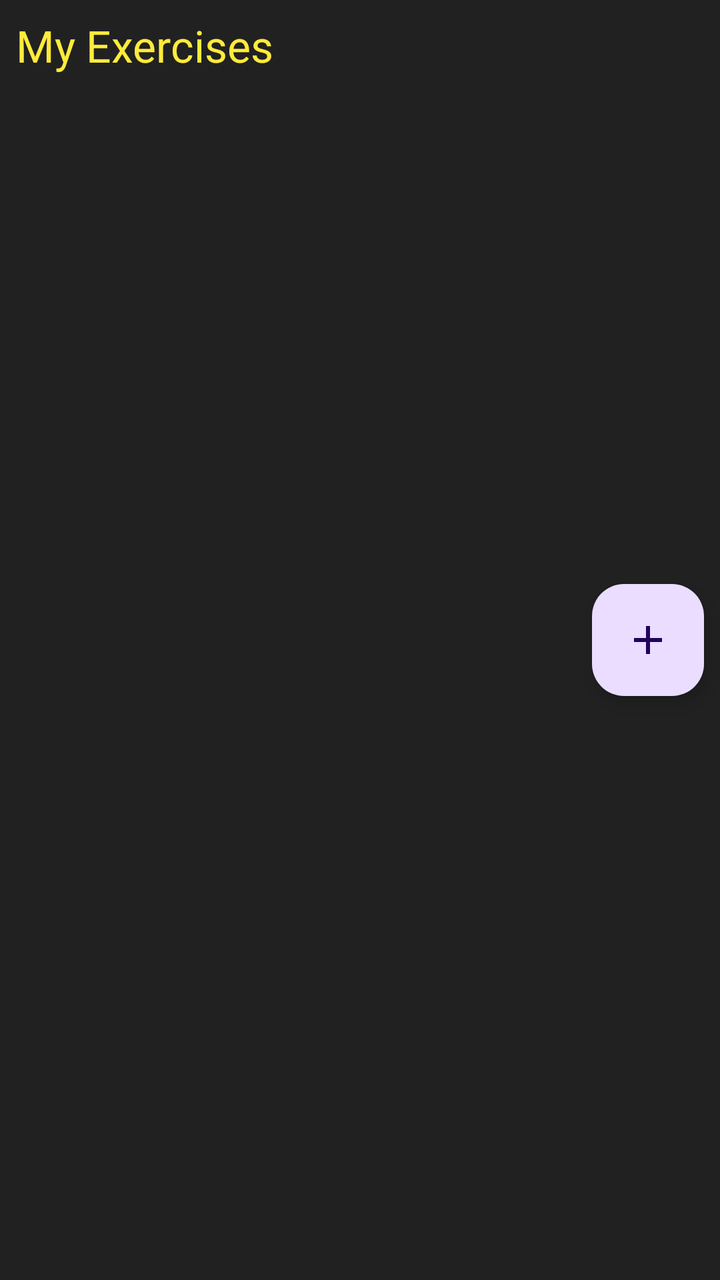
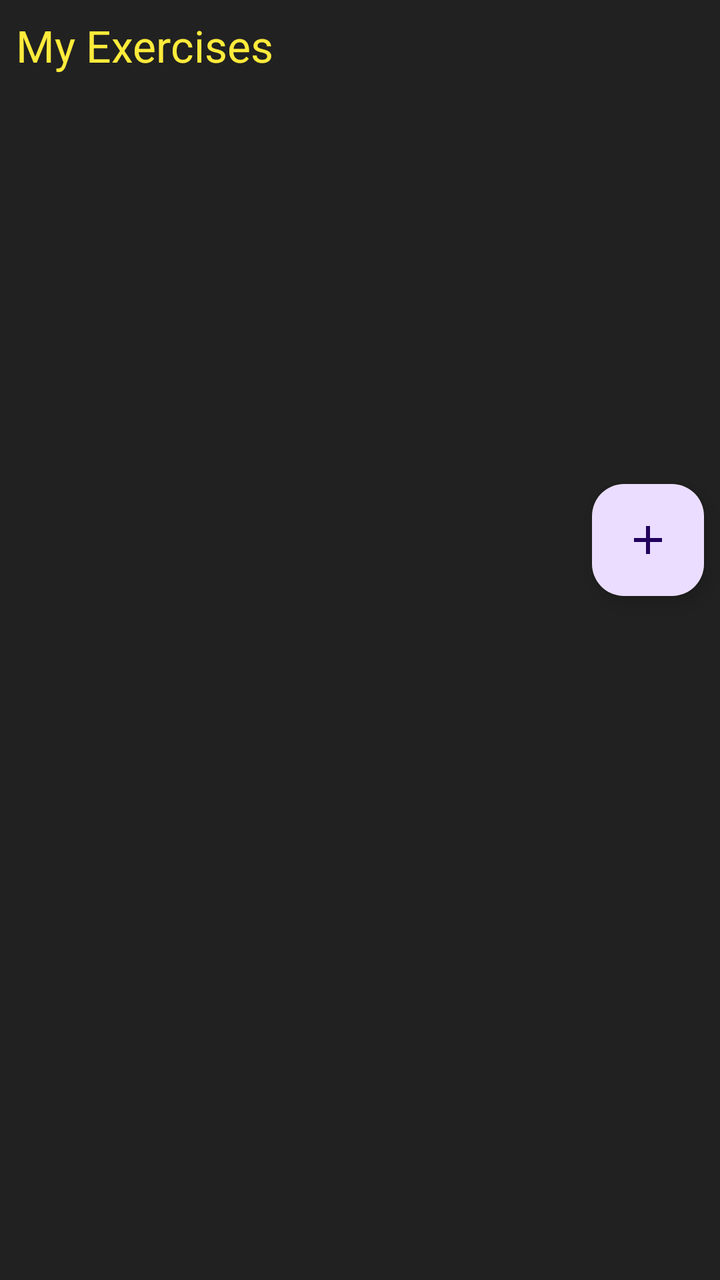

The first picture is an Android layout as it rendered before a commit; the second is the same layout after the commit. The layout source and the unified diff follow.
<!-- AndroidManifest.xml: application theme Theme.MyFit -->
<!-- res/layout/fragment_exercise.xml -->
<?xml version="1.0" encoding="utf-8"?>
<androidx.constraintlayout.widget.ConstraintLayout
    xmlns:android="http://schemas.android.com/apk/res/android"
    xmlns:tools="http://schemas.android.com/tools"
    android:layout_width="match_parent"
    android:layout_height="match_parent"
    xmlns:app="http://schemas.android.com/apk/res-auto"
    tools:context=".ui.exercise.ExerciseFragment">


    <TextView
        android:id="@+id/exerciseTitle"
        android:layout_width="0dp"
        android:layout_height="wrap_content"
        android:text="@string/my_exercises"
        android:textSize="@dimen/text_size_h1"
        android:textColor="@color/yellowAccent"
        android:padding="@dimen/card_margin"
        app:layout_constraintTop_toTopOf="parent"
        app:layout_constraintStart_toStartOf="parent"
        app:layout_constraintEnd_toEndOf="parent"/>

    <androidx.recyclerview.widget.RecyclerView
        android:id="@+id/exerciseRecycler"
        android:layout_width="0dp"
        android:layout_height="0dp"
        android:paddingBottom="@dimen/fragment_padding"
        app:layout_constraintBottom_toBottomOf="parent"
        app:layout_constraintEnd_toEndOf="parent"
        app:layout_constraintStart_toStartOf="parent"
        app:layout_constraintTop_toBottomOf="@id/exerciseTitle" />

    <com.google.android.material.floatingactionbutton.FloatingActionButton
        android:id="@+id/addExerciseFab"
        android:layout_width="wrap_content"
        android:layout_height="wrap_content"
        android:contentDescription="@string/add_exercise"
        android:src="@drawable/add_icon"
        app:layout_constraintBottom_toBottomOf="parent"
        app:layout_constraintTop_toTopOf="parent"
        app:layout_constraintEnd_toEndOf="parent"
        android:layout_margin="@dimen/card_margin"/>



</androidx.constraintlayout.widget.ConstraintLayout>
<!-- resources referenced by this layout -->
<resources>
  <color name="yellowAccent">#FFEB3B</color>
  <dimen name="card_margin">8dp</dimen>
  <dimen name="fragment_padding">16dp</dimen>
  <dimen name="text_size_h1">22sp</dimen>
  <!-- drawable add_icon (drawable) -->
  <vector xmlns:android="http://schemas.android.com/apk/res/android"
      android:width="24dp"
      android:height="24dp"
      android:viewportWidth="960"
      android:viewportHeight="960">
    <path
        android:pathData="M440,520L200,520v-80h240v-240h80v240h240v80L520,520v240h-80v-240Z"
        android:fillColor="#e3e3e3"/>
  </vector>
  <string name="add_exercise">Add Exercise</string>
  <string name="my_exercises">My Exercises</string>
  <style name="Theme.MyFit" parent="Base.Theme.MyFit" />
  <style name="Base.Theme.MyFit" parent="Theme.Material3.DayNight.NoActionBar">
  
          
          <item name="colorPrimary">@color/yellowAccent</item>
          <item name="colorPrimaryVariant">@color/yellowAccentDark</item>
          <item name="colorOnPrimary">@android:color/black</item>
  
          
          <item name="android:windowBackground">@color/darkGreyBackground</item>
  
          
          <item name="colorSecondary">@color/yellowAccent</item>
          <item name="colorOnSecondary">@android:color/black</item>
  
          
          <item name="android:textColorPrimary">@android:color/white</item>
          <item name="android:textColorSecondary">@android:color/darker_gray</item>
  
          <item name="popupMenuStyle">@style/MyPopupMenu</item>
  
      </style>
  <color name="yellowAccentDark">#FBC02D</color>
  <color name="darkGreyBackground">#212121</color>
  <style name="MyPopupMenu" parent="@style/Widget.MaterialComponents.PopupMenu.Overflow">
          <item name="android:popupBackground">@color/darkGreyBackground</item>
          <item name="android:textColor">@color/white</item>
          <item name="android:itemBackground">?attr/selectableItemBackgroundBorderless</item>
      </style>
  <color name="white">#FFFFFFFF</color>
</resources>

<!-- the commit's change to res/layout/fragment_exercise.xml (unified diff, before → after) -->
@@ -5,6 +5,7 @@
     android:layout_width="match_parent"
     android:layout_height="match_parent"
     xmlns:app="http://schemas.android.com/apk/res-auto"
+    android:paddingBottom="100dp"
     tools:context=".ui.exercise.ExerciseFragment">
 
 
